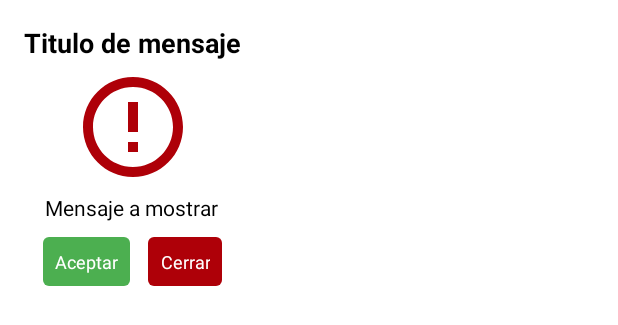
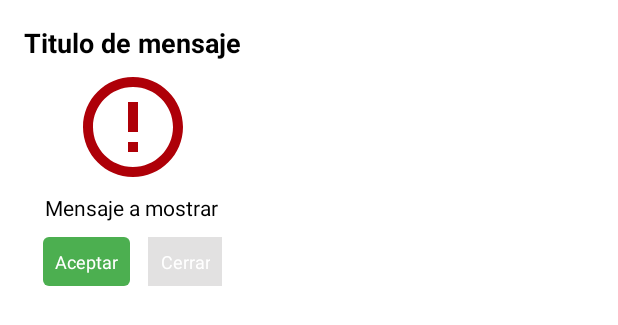
Before and after one commit to YaelGonzalez08/PaperlessApplication, an Android app: the layout dialog_message.xml on its own in the app's theme, with its tools: preview values and no code run, on a phone screen of 412 x 824 dp. Shown: the top 325 px of the screen. Run offline under Robolectric (Android 15) with nearby library versions, the phone set to English and light mode, and no system bars.

Commit message:
Cambio de color de rojo a gris

```diff
--- a/app/src/main/res/layout/dialog_message.xml
+++ b/app/src/main/res/layout/dialog_message.xml
@@ -90,7 +90,7 @@
             android:layout_width="wrap_content"
             android:layout_height="wrap_content"
             android:layout_marginTop="@dimen/dimen_10"
-            android:background="@drawable/background_logout_button"
+            android:background="@color/color_gray_white_background_checklist"
             android:gravity="center"
             android:padding="@dimen/dimen_8"
             android:text="@string/cerrar"
```
